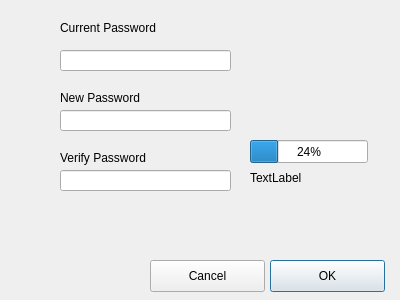
scott1541/GroupProject, file changepassword.ui: the form before one commit.
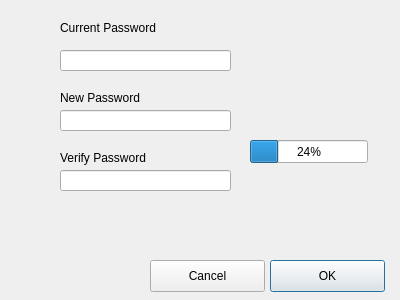
The form after the commit.

```diff
--- a/changepassword.ui
+++ b/changepassword.ui
@@ -126,12 +126,12 @@
     <rect>
      <x>250</x>
      <y>170</y>
-     <width>59</width>
+     <width>101</width>
      <height>16</height>
     </rect>
    </property>
    <property name="text">
-    <string>TextLabel</string>
+    <string/>
    </property>
   </widget>
  </widget>
```
